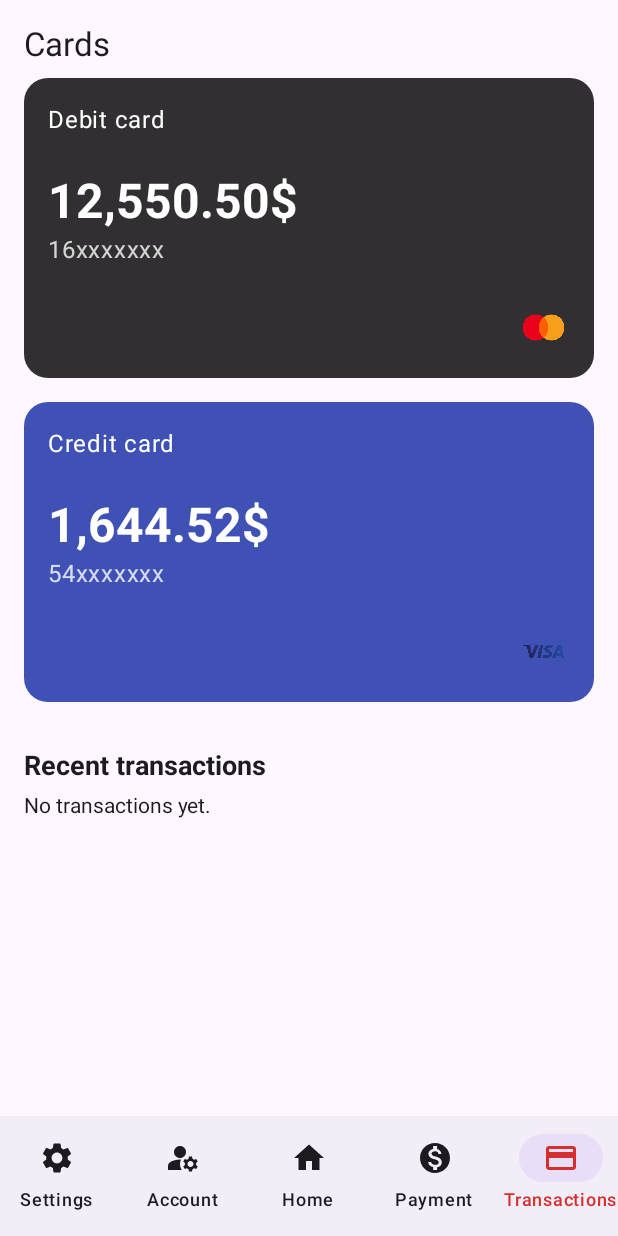
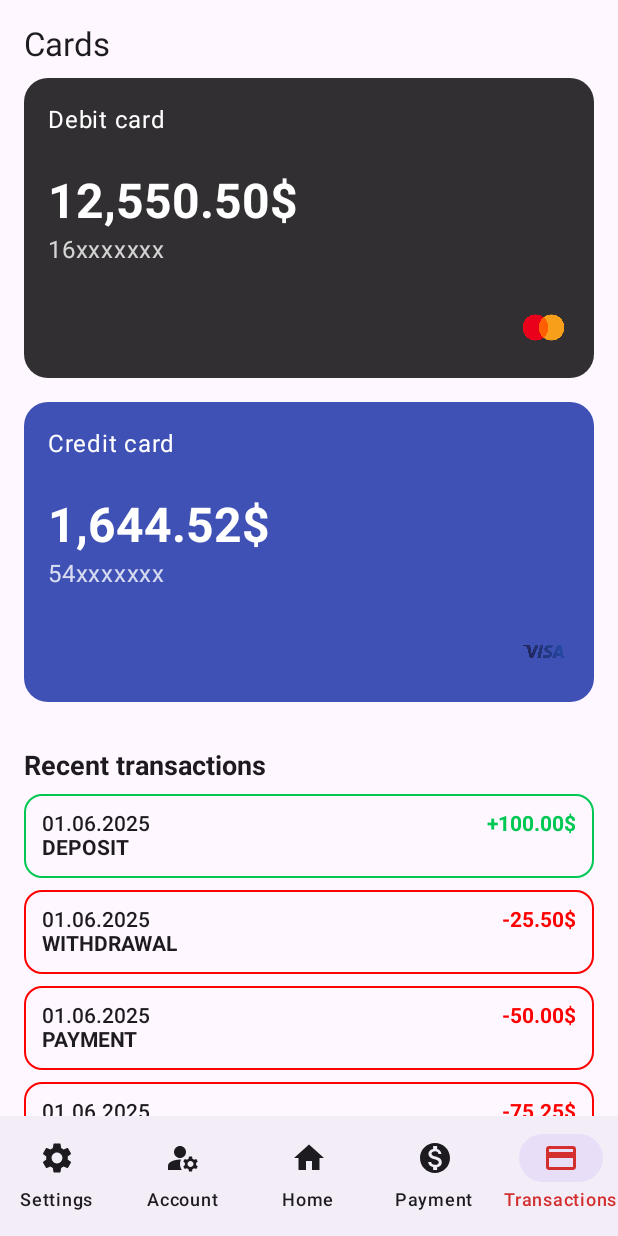
Before and after one commit to muhamedsubasic/ShungiteX-Banking-App, an Android app built with Jetpack Compose: the TransactionsScreen screen opened through its navigation route, on a phone screen of 412 x 824 dp. Run offline under Robolectric (Android 15) with nearby library versions, the phone set to English and light mode, and no system bars; our stand-ins replace Dagger/Hilt's generated code, Room's generated code.

Commit message:
Dynamic load of Transaction Screen

```diff
--- a/app/src/main/java/com/example/mob_project/dao/TransactionDao.kt
+++ b/app/src/main/java/com/example/mob_project/dao/TransactionDao.kt
@@ -1,14 +1,21 @@
 package com.example.mob_project.dao
 
 import androidx.room.Dao
+import androidx.room.Insert
 import androidx.room.Query
 import com.example.mob_project.model.Transaction
+import kotlinx.coroutines.flow.Flow
 
 @Dao
 interface TransactionDao : BaseDao<Transaction> {
+
     @Query("SELECT * FROM Transactions WHERE id = :id")
     suspend fun getTransactionById(id: Int): Transaction?
 
     @Query("SELECT * FROM Transactions ORDER BY date DESC")
-    suspend fun getAllTransactions(): List<Transaction>
+    fun getAllTransactions(): Flow<List<Transaction>>
+
+    @Insert
+    override suspend fun insert(transaction: Transaction): Long
+
 }
--- a/app/src/main/java/com/example/mob_project/di/DatabaseModule.kt
+++ b/app/src/main/java/com/example/mob_project/di/DatabaseModule.kt
@@ -34,7 +34,7 @@ object DatabaseModule {
             AppDatabase::class.java,
             "banking_app.db"
         )
-            .fallbackToDestructiveMigration()
+            .fallbackToDestructiveMigration(true)
             .addCallback(object : RoomDatabase.Callback() {
                 override fun onCreate(db: SupportSQLiteDatabase) {
                     super.onCreate(db)
@@ -88,6 +88,7 @@ object DatabaseModule {
                 cardType = "Debit",
                 cardNetwork = "VISA",
                 status = "ACTIVE",
+                balance = 12500.50,
                 expiryDate = expiryDate
             )
             database.cardDao().insert(debitCard)
@@ -98,6 +99,7 @@ object DatabaseModule {
                 cardType = "Credit",
                 cardNetwork = "MasterCard",
                 status = "ACTIVE",
+                balance = 1644.52,
                 expiryDate = expiryDate
             )
             database.cardDao().insert(creditCard)
@@ -148,6 +150,50 @@ object DatabaseModule {
         database.userDao().insert(bobUser)
         Log.d("DatabaseModule", "Inserted user: bob")
 
+        val transactionDao = database.transactionDao()
+
+        val sampleTransactions = listOf(
+            Transaction(
+                transactionType = "DEPOSIT",
+                amount = 100.0,
+                referenceNumber = "REF123",
+                status = "COMPLETED",
+                date = Date(),
+                currency = "USD",
+                paymentId = null
+            ),
+            Transaction(
+                transactionType = "WITHDRAWAL",
+                amount = 25.5,
+                referenceNumber = "REF456",
+                status = "COMPLETED",
+                date = Date(),
+                currency = "USD",
+                paymentId = null
+            ),
+            Transaction(
+                transactionType = "PAYMENT",
+                amount = 50.0,
+                referenceNumber = "REF789",
+                status = "PENDING",
+                date = Date(),
+                currency = "USD",
+                paymentId = null
+            ),
+            Transaction(
+                transactionType = "TRANSFER",
+                amount = 75.25,
+                referenceNumber = "REF101",
+                status = "FAILED",
+                date = Date(),
+                currency = "USD",
+                paymentId = null
+            )
+        )
+
+        sampleTransactions.forEach { transactionDao.insert(it) }
+        Log.d("DatabaseModule", "Inserted 4 sample transactions.")
+
         Log.d("DatabaseModule", "Database seeding completed.")
     }
 
--- a/app/src/main/java/com/example/mob_project/model/Card.kt
+++ b/app/src/main/java/com/example/mob_project/model/Card.kt
@@ -25,5 +25,6 @@ data class Card(
     val cardType: String,
     val cardNetwork: String,
     val status: String,
+    val balance: Double,
     val expiryDate: Date
 )
--- a/app/src/main/java/com/example/mob_project/repository/TransactionRepository.kt
+++ b/app/src/main/java/com/example/mob_project/repository/TransactionRepository.kt
@@ -1,8 +1,12 @@
 package com.example.mob_project.repository
 
 import com.example.mob_project.model.Transaction
+import kotlinx.coroutines.flow.Flow
 
-interface TransactionRepository : BaseRepository<Transaction> {
-    suspend fun getTransactionById(Id: Int): Transaction?
-    suspend fun getAllTransactions(): List<Transaction>
+interface TransactionRepository {
+    suspend fun getTransactionById(id: Int): Transaction?
+    suspend fun insert(entity: Transaction)
+    suspend fun update(entity: Transaction)
+    suspend fun delete(entity: Transaction)
+    fun getAllTransactions(): Flow<List<Transaction>>
 }
--- a/app/src/main/java/com/example/mob_project/repository/TransactionRepositoryImpl.kt
+++ b/app/src/main/java/com/example/mob_project/repository/TransactionRepositoryImpl.kt
@@ -2,11 +2,13 @@ package com.example.mob_project.repository
 
 import com.example.mob_project.dao.TransactionDao
 import com.example.mob_project.model.Transaction
+import kotlinx.coroutines.flow.Flow
 import javax.inject.Inject
 
 class TransactionRepositoryImpl @Inject constructor(
     private val transactionDao: TransactionDao
 ) : TransactionRepository {
+
     override suspend fun getTransactionById(id: Int): Transaction? {
         return transactionDao.getTransactionById(id)
     }
@@ -22,7 +24,9 @@ class TransactionRepositoryImpl @Inject constructor(
     override suspend fun delete(entity: Transaction) {
         transactionDao.delete(entity)
     }
-    override suspend fun getAllTransactions(): List<Transaction> {
+
+    // Return Flow<List<Transaction>> to match DAO
+    override fun getAllTransactions(): Flow<List<Transaction>> {
         return transactionDao.getAllTransactions()
     }
 }
--- a/app/src/main/java/com/example/mob_project/screens/SettingsScreen.kt
+++ b/app/src/main/java/com/example/mob_project/screens/SettingsScreen.kt
@@ -102,7 +102,7 @@ fun SettingsScreen(navController: NavHostController) {
             SettingsItem(
                 icon = Icons.Default.ExitToApp,
                 title = "Log Out",
-                onClick = {authViewModel.logout(navController) },
+                onClick = {authViewModel.logout(navController)},
                 color = Color(0xFFD32F2F))
         }
     }
--- a/app/src/main/java/com/example/mob_project/screens/TransactionsScreen.kt
+++ b/app/src/main/java/com/example/mob_project/screens/TransactionsScreen.kt
@@ -6,13 +6,8 @@ import androidx.compose.foundation.layout.*
 import androidx.compose.foundation.rememberScrollState
 import androidx.compose.foundation.shape.RoundedCornerShape
 import androidx.compose.foundation.verticalScroll
-import androidx.compose.material.icons.Icons
-import androidx.compose.material.icons.filled.Add
 import androidx.compose.material3.*
-import androidx.compose.runtime.Composable
-import androidx.compose.runtime.LaunchedEffect
-import androidx.compose.runtime.collectAsState
-import androidx.compose.runtime.getValue
+import androidx.compose.runtime.*
 import androidx.compose.ui.Alignment
 import androidx.compose.ui.Modifier
 import androidx.compose.ui.graphics.Color
@@ -34,11 +29,8 @@ fun TransactionsScreen(
     navController: NavController,
     viewModel: TransactionViewModel = hiltViewModel()
 ) {
-    val transactions by viewModel.transactions.collectAsState()
+    val transactions by viewModel.transactions
 
-    LaunchedEffect(Unit) {
-        //viewModel.insertSampleTransaction()
-    }
 
     Column(
         modifier = Modifier
@@ -50,14 +42,11 @@ fun TransactionsScreen(
         Spacer(modifier = Modifier.height(24.dp))
         TransactionSection(transactions)
     }
-
 }
 
 @Composable
 fun CardDisplaySection() {
-    Column(
-        modifier = Modifier.padding(horizontal = 0.dp)
-    ) {
+    Column {
         Text(
             text = "Cards",
             style = MaterialTheme.typography.titleLarge,
@@ -141,7 +130,7 @@ fun BankCardd(
 
 @Composable
 fun TransactionSection(transactions: List<Transaction>) {
-    Column(modifier = Modifier.padding(horizontal = 0.dp)) {
+    Column {
         Text(
             text = "Recent transactions",
             fontWeight = FontWeight.Bold,
@@ -164,7 +153,9 @@ fun TransactionSection(transactions: List<Transaction>) {
 fun TransactionItem(tx: Transaction) {
     val dateFormat = SimpleDateFormat("dd.MM.yyyy", Locale.getDefault())
     val formattedDate = tx.date?.let { dateFormat.format(it) } ?: "Unknown Date"
-    val isPositive = tx.status == "RECEIVED"
+
+    val isPositive = tx.transactionType.equals("DEPOSIT", ignoreCase = true) ||
+            tx.transactionType.equals("RECEIVED", ignoreCase = true)
 
     Row(
         modifier = Modifier
--- a/app/src/main/java/com/example/mob_project/viewmodels/TransactionViewModel.kt
+++ b/app/src/main/java/com/example/mob_project/viewmodels/TransactionViewModel.kt
@@ -1,45 +1,29 @@
 package com.example.mob_project.viewmodel
 
+import androidx.compose.runtime.State
+import androidx.compose.runtime.mutableStateOf
 import androidx.lifecycle.ViewModel
 import androidx.lifecycle.viewModelScope
 import com.example.mob_project.model.Transaction
 import com.example.mob_project.repository.TransactionRepository
 import dagger.hilt.android.lifecycle.HiltViewModel
-import kotlinx.coroutines.flow.MutableStateFlow
-import kotlinx.coroutines.flow.StateFlow
-import kotlinx.coroutines.launch
-import java.util.Date
+import kotlinx.coroutines.flow.launchIn
+import kotlinx.coroutines.flow.onEach
 import javax.inject.Inject
 
 @HiltViewModel
 class TransactionViewModel @Inject constructor(
-    private val transactionRepository: TransactionRepository
+    private val repository: TransactionRepository
 ) : ViewModel() {
 
-    private val _transactions = MutableStateFlow<List<Transaction>>(emptyList())
-    val transactions: StateFlow<List<Transaction>> = _transactions
+    private val _transactions = mutableStateOf<List<Transaction>>(emptyList())
+    val transactions: State<List<Transaction>> = _transactions
 
     init {
-        viewModelScope.launch {
-            _transactions.value = transactionRepository.getAllTransactions()
-        }
-    }
-
-    fun insertSampleTransaction() {
-        viewModelScope.launch {
-            val sample = Transaction(
-                transactionType = "Store X",
-                amount = 19.99,
-                referenceNumber = "REF123456",
-                status = "SENT",
-                date = Date(),
-                currency = "USD",
-                paymentId = null
-            )
-            transactionRepository.insert(sample)
-
-
-            _transactions.value = transactionRepository.getAllTransactions()
-        }
+        repository.getAllTransactions()
+            .onEach { list ->
+                _transactions.value = list
+            }
+            .launchIn(viewModelScope)
     }
 }
```
